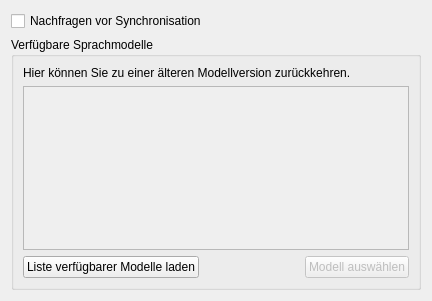
Above: simon/src/simonrecognitioncontrol/synchronisationsettings.ui from KDE/simon before the change. Below: the same form after it.
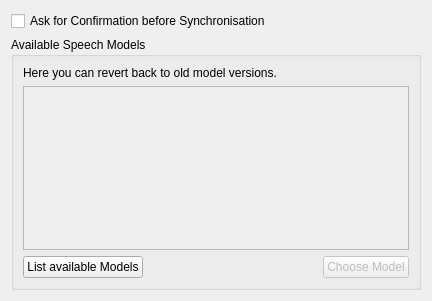
That is the form after the change. Custom widgets are drawn as their Qt base class.

Patch:
```diff
--- a/simon/src/simonrecognitioncontrol/synchronisationsettings.ui
+++ b/simon/src/simonrecognitioncontrol/synchronisationsettings.ui
@@ -16,7 +16,7 @@
    <item>
     <widget class="QCheckBox" name="kcfg_AskForSync" >
      <property name="text" >
-      <string>Nachfragen vor Synchronisation</string>
+      <string>Ask for Confirmation before Synchronisation</string>
      </property>
     </widget>
    </item>
@@ -26,13 +26,13 @@
       <bool>true</bool>
      </property>
      <property name="title" >
-      <string>Verfügbare Sprachmodelle</string>
+      <string>Available Speech Models</string>
      </property>
      <layout class="QVBoxLayout" name="verticalLayout" >
       <item>
        <widget class="QLabel" name="label" >
         <property name="text" >
-         <string>Hier können Sie zu einer älteren Modellversion zurückkehren.</string>
+         <string>Here you can revert back to old model versions.</string>
         </property>
         <property name="wordWrap" >
          <bool>true</bool>
@@ -51,7 +51,7 @@
         <item>
          <widget class="KPushButton" name="pbLoadList" >
           <property name="text" >
-           <string>Liste verfügbarer Modelle laden</string>
+           <string>List available Models</string>
           </property>
          </widget>
         </item>
@@ -74,7 +74,7 @@
            <bool>false</bool>
           </property>
           <property name="text" >
-           <string>Modell auswählen</string>
+           <string>Choose Model</string>
           </property>
          </widget>
         </item>
```
Left out of the diff: 4 changed lines with no effect on the pictures.
